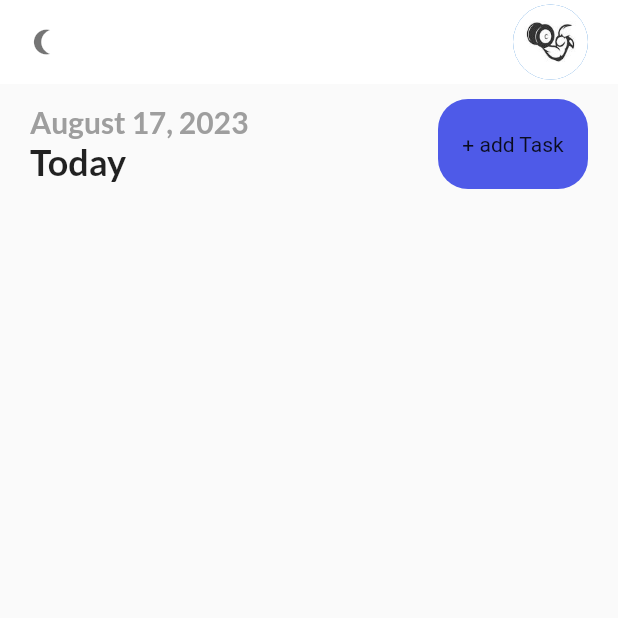
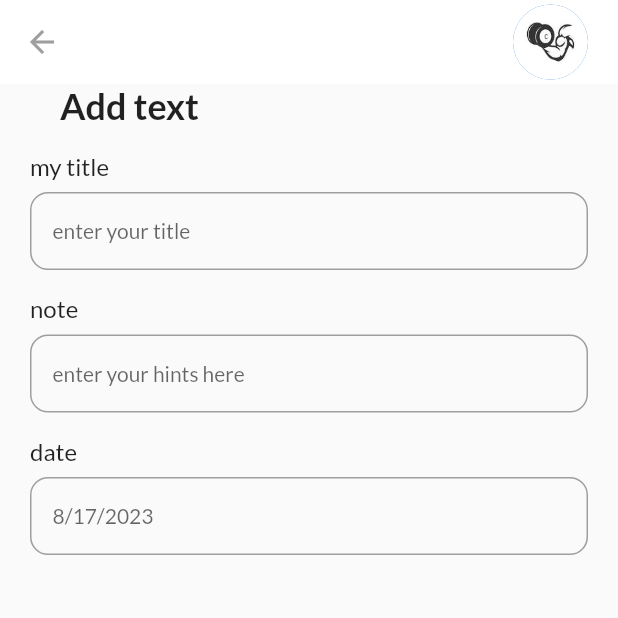
Before and after one commit to MuhammedGhazi/jym_app, a Flutter app: the screen it shows after launch, after a tap on "+ add Task", on a phone screen of 412 x 824 dp, the top half of it. Run offline on Flutter 3.47's test engine with Material 2 defaults, Android fonts, the phone set to English and light mode, and no system bars; our stand-ins replace date_picker_timeline, flutter_bloc, flutter_local_notifications, get_storage, google_fonts.

Commit message:
create inputfield

```diff
--- a/lib/core/constants/stylies.dart
+++ b/lib/core/constants/stylies.dart
@@ -17,4 +17,18 @@ class Stylies {
       fontWeight: FontWeight.bold,
     );
   }
+
+  static TextStyle titleStyle() {
+    return GoogleFonts.lato(
+      fontSize: 16,
+      fontWeight: FontWeight.w400,
+    );
+  }
+
+  static TextStyle subTitleStyle() {
+    return GoogleFonts.lato(
+      fontSize: 14,
+      fontWeight: FontWeight.w400,
+    );
+  }
 }
--- a/lib/features/presentations/home_page/views/home_page.dart
+++ b/lib/features/presentations/home_page/views/home_page.dart
@@ -1,7 +1,10 @@
+import 'package:date_picker_timeline/date_picker_timeline.dart';
 import 'package:flutter/material.dart';
 import 'package:flutter_bloc/flutter_bloc.dart';
 import 'package:flutter_local_notifications/flutter_local_notifications.dart';
+import 'package:google_fonts/google_fonts.dart';
 import 'package:intl/intl.dart';
+import 'package:jym_app/core/constants/constants.dart';
 import 'package:jym_app/core/constants/stylies.dart';
 import 'package:jym_app/core/utils/services/notification_services.dart';
 import 'package:jym_app/features/presentations/home_page/manag/cubits/cubit/theme_cubit.dart';
@@ -27,10 +30,32 @@ class _HomePageState extends State<HomePage> {
   @override
   Widget build(BuildContext context) {
     final cubit = context.read<ThemeCubit>();
+    DateTime _selectedDate = DateTime.now();
     return Scaffold(
       appBar: _myAppBar(cubit),
       body: Column(
-        children: [_addTaskBar()],
+        children: [_addTaskBar(), _addDateBar(_selectedDate)],
+      ),
+    );
+  }
+
+  Container _addDateBar(DateTime _selectedDate) {
+    return Container(
+      margin: EdgeInsets.only(left: 20, top: 10),
+      child: DatePicker(
+        DateTime.now(),
+        height: 100,
+        width: 80,
+        initialSelectedDate: DateTime.now(),
+        selectionColor: primaryClr,
+        dayTextStyle:
+            GoogleFonts.lato(textStyle: const TextStyle(fontSize: 15)),
+        monthTextStyle:
+            GoogleFonts.lato(textStyle: const TextStyle(fontSize: 15)),
+        onDateChange: (selectedDate) {
+          _selectedDate = selectedDate;
+          print(selectedDate.toString());
+        },
       ),
     );
   }
@@ -54,7 +79,9 @@ class _HomePageState extends State<HomePage> {
               ),
             ],
           ),
-          MyButton(lable: "+ add Task", onTap: (() {}))
+          MyButton(
+              lable: "+ add Task",
+              onTap: (() => Navigator.of(context).pushNamed('addTask')))
         ],
       ),
     );
--- /dev/null
+++ b/lib/features/presentations/home_page/views/widgets/add_task_view.dart
@@ -0,0 +1,70 @@
+import 'package:flutter/material.dart';
+import 'package:flutter_bloc/flutter_bloc.dart';
+import 'package:intl/intl.dart';
+import 'package:jym_app/core/constants/stylies.dart';
+
+import '../../manag/cubits/cubit/theme_cubit.dart';
+import 'input_field.dart';
+
+class AddTaskView extends StatefulWidget {
+  const AddTaskView({Key? key, required Text title}) : super(key: key);
+
+  @override
+  State<AddTaskView> createState() => _AddTaskViewState();
+}
+
+class _AddTaskViewState extends State<AddTaskView> {
+  DateTime _selectedDate = DateTime.now();
+  @override
+  Widget build(BuildContext context) {
+    final cubit = context.read<ThemeCubit>();
+    return Scaffold(
+      //  backgroundColor: ,
+      appBar: _myAppBar(context, cubit),
+      body: Container(
+        padding: const EdgeInsets.symmetric(horizontal: 20),
+        child: SingleChildScrollView(
+          child: Column(
+            crossAxisAlignment: CrossAxisAlignment.start,
+            children: [
+              Padding(
+                padding: const EdgeInsets.only(left: 20),
+                child: Text(
+                  "Add text",
+                  style: Stylies.headingStyle(),
+                ),
+              ),
+              const InputField(hint: 'enter your title', title: 'my title'),
+              const InputField(title: "note", hint: "enter your hints here"),
+              InputField(
+                  title: "date", hint: DateFormat.yMd().format(_selectedDate)),
+            ],
+          ),
+        ),
+      ),
+    );
+  }
+
+  AppBar _myAppBar(BuildContext context, ThemeCubit cubit) {
+    return AppBar(
+      elevation: 0,
+      backgroundColor: cubit.isDartMode ? Colors.black12 : Colors.white,
+      leading: GestureDetector(
+        onTap: () => Navigator.of(context).pop(),
+        child: const Icon(
+          Icons.arrow_back,
+          color: Colors.grey,
+        ),
+      ),
+      actions: const [
+        CircleAvatar(
+          backgroundImage: AssetImage("assets/images/jym_pro2.jpeg"),
+          radius: 25,
+        ),
+        SizedBox(
+          width: 20,
+        )
+      ],
+    );
+  }
+}
--- /dev/null
+++ b/lib/features/presentations/home_page/views/widgets/input_field.dart
@@ -0,0 +1,66 @@
+import 'package:flutter/material.dart';
+import 'package:jym_app/core/constants/stylies.dart';
+
+class InputField extends StatelessWidget {
+  const InputField(
+      {Key? key,
+      this.controller,
+      this.widget,
+      required this.title,
+      required this.hint})
+      : super(key: key);
+  final String title;
+  final String hint;
+  final TextEditingController? controller;
+  final Widget? widget;
+  // final Function function;
+  @override
+  Widget build(BuildContext context) {
+    return Container(
+      margin: const EdgeInsets.only(
+        top: 16,
+      ),
+      child: Column(
+        crossAxisAlignment: CrossAxisAlignment.start,
+        children: [
+          Text(
+            title,
+            style: Stylies.titleStyle(),
+          ),
+          Container(
+            padding: EdgeInsets.only(left: 14),
+            margin: const EdgeInsets.only(top: 8),
+            height: 52,
+            decoration: BoxDecoration(
+                border: Border.all(color: Colors.grey, width: 1),
+                borderRadius: BorderRadius.circular(12)),
+            child: Row(
+              children: [
+                Expanded(
+                  child: TextFormField(
+                    autofocus: false,
+                    controller: controller,
+                    style: Stylies.subTitleStyle(),
+                    decoration: InputDecoration(
+                        hintText: hint,
+                        hintStyle: Stylies.subTitleStyle(),
+                        enabledBorder: UnderlineInputBorder(
+                            borderSide: BorderSide(
+                          color: Colors.white.withOpacity(0),
+                          width: 0,
+                        )),
+                        focusedBorder: UnderlineInputBorder(
+                            borderSide: BorderSide(
+                          color: Colors.red.withOpacity(0),
+                          width: 0,
+                        ))),
+                  ),
+                ),
+              ],
+            ),
+          )
+        ],
+      ),
+    );
+  }
+}
--- a/lib/main.dart
+++ b/lib/main.dart
@@ -5,6 +5,7 @@ import 'package:get_storage/get_storage.dart';
 import 'package:jym_app/core/utils/theme/theme.dart';
 import 'package:jym_app/features/presentations/home_page/manag/cubits/cubit/theme_cubit.dart';
 import 'package:jym_app/features/presentations/home_page/views/home_page.dart';
+import 'package:jym_app/features/presentations/home_page/views/widgets/add_task_view.dart';
 
 void main() async {
   WidgetsFlutterBinding.ensureInitialized();
@@ -28,6 +29,12 @@ class MyApp extends StatelessWidget {
             themeMode: state,
             darkTheme: Themes.dark,
             home: const HomePage(),
+            routes: <String, WidgetBuilder>{
+              'addTask': (BuildContext context) =>
+                  const AddTaskView(title: Text('page A')),
+              // '/b': (BuildContext context) => const MyPage(title: Text('page B')),
+              // '/c': (BuildContext context) => const MyPage(title: Text('page C')),
+            },
           );
         },
       ),
--- a/pubspec.yaml
+++ b/pubspec.yaml
@@ -30,6 +30,7 @@ environment:
 # versions available, run `flutter pub outdated`.
 dependencies:
   cupertino_icons: ^1.0.2
+  date_picker_timeline: ^1.2.5
   flutter:
     sdk: flutter
   flutter_bloc: ^8.1.3
```
Also changed, not shown: pubspec.lock.
